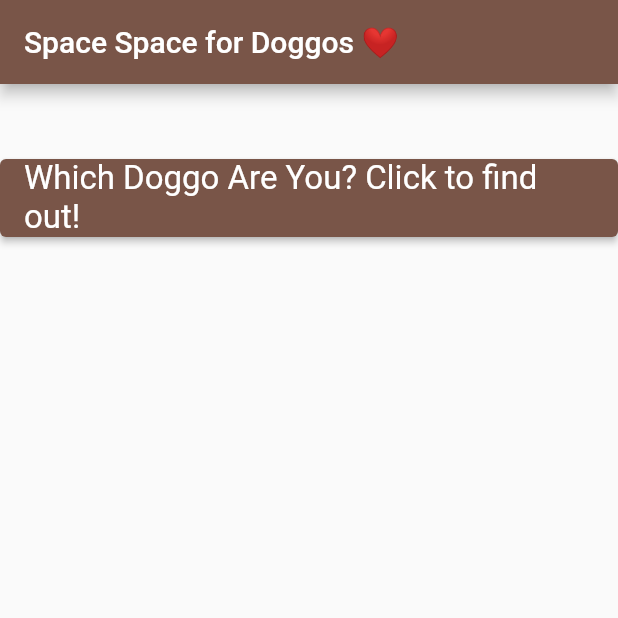
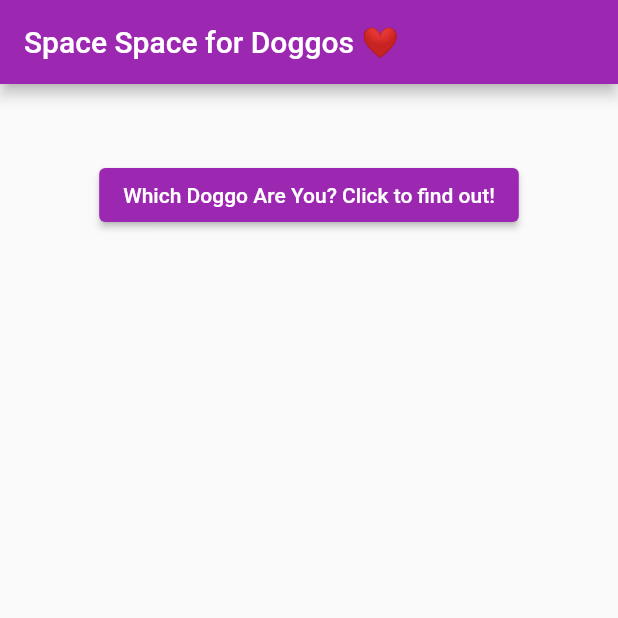
Before and after one commit to sleepypinks/flutter, a Flutter app: the screen it shows after launch, on a phone screen of 412 x 824 dp, the top half of it. Run offline on Flutter 3.47's test engine with Material 2 defaults, Android fonts, the phone set to English and light mode, and no system bars.

Commit message:
color change

```diff
--- a/lib/main.dart
+++ b/lib/main.dart
@@ -1,6 +1,6 @@
 import 'package:flutter/material.dart';
-import 'menu_data.dart';
 import 'package:http/http.dart' as http;
+
 import 'dart:convert';
 
 void main() => runApp(MyApp());
@@ -15,7 +15,7 @@ class MyApp extends StatelessWidget {
       // Application theme data, you can set the colors for the application as
       // you want
       theme: ThemeData(
-        primarySwatch: Colors.brown,
+        primarySwatch: Colors.purple,
       ),
       // A widget which will be started on application startup
       home: MyHomePage(title: 'Space Space for Doggos ❤️'),
@@ -78,16 +78,12 @@ class CreateCatButton extends State<CatButton> {
 
   @override
   Widget build(BuildContext context) {
-    final ButtonStyle style =
-        ElevatedButton.styleFrom(textStyle: const TextStyle(fontSize: 22));
-
     return Center(
       child: Column(
         mainAxisSize: MainAxisSize.min,
         children: <Widget>[
           const SizedBox(height: 50),
           ElevatedButton(
-            style: style,
             onPressed: () {
               getCat(http.Client());
             },
@@ -99,7 +95,8 @@ class CreateCatButton extends State<CatButton> {
     );
   }
 
-//I tried so much to run this for cats but my request kept throwing an error! :()
+//I tried so much to run this for cats but my request kept throwing an error! :(
+//So, I watched did the studio with people from the studio!
   void getCat(http.Client client) async {
     final response =
         await client.get(Uri.parse('https://dog.ceo/api/breeds/image/random'));
```
